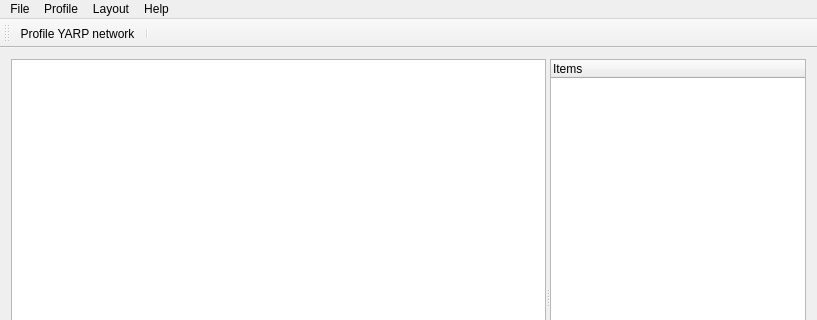
Qt form yarpviz2/src/MainWindow.ui (robotology-playground/yarp-admins) before a commit; both pictures show x 0 to 817 and y 0 to 320 of the 817 by 567 pixel window.
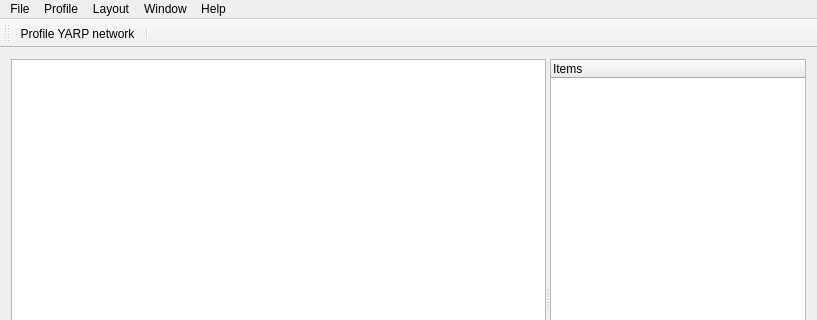
The same form after that commit. Icons and pictures are not drawn. Custom widgets are drawn as their Qt base class.

Commit message: adding icons and window menue

```diff
--- a/yarpviz2/src/MainWindow.ui
+++ b/yarpviz2/src/MainWindow.ui
@@ -123,9 +123,17 @@
     <addaction name="separator"/>
     <addaction name="actionSubgraph"/>
    </widget>
+   <widget class="QMenu" name="menuView_2">
+    <property name="title">
+     <string>Window</string>
+    </property>
+    <addaction name="actionMessageBox"/>
+    <addaction name="actionItemswindow"/>
+   </widget>
    <addaction name="menuFile"/>
    <addaction name="menuProfiling"/>
    <addaction name="menuView"/>
+   <addaction name="menuView_2"/>
    <addaction name="menuHelp"/>
   </widget>
   <widget class="QToolBar" name="mainToolBar">
```
Left out of the diff: 39 changed lines with no effect on the pictures. The commit also changes 12 other files.
